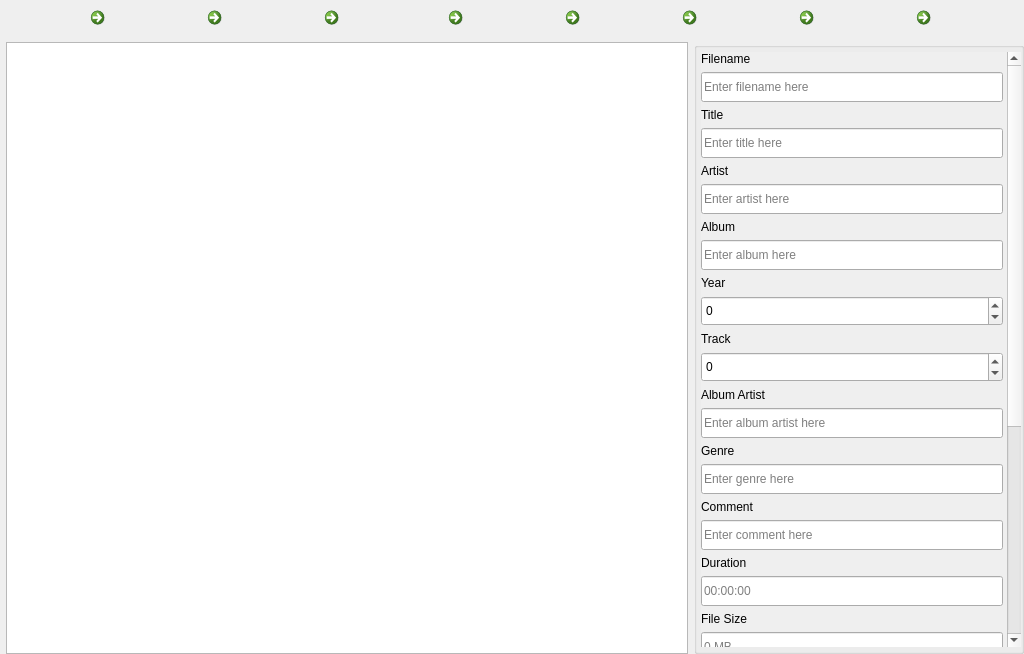
This is NickvisionTagger/UI/Views/TaggerPage.ui in NickvisionApps/Tagger as Qt 5 draws it before an edit. The edited form follows.
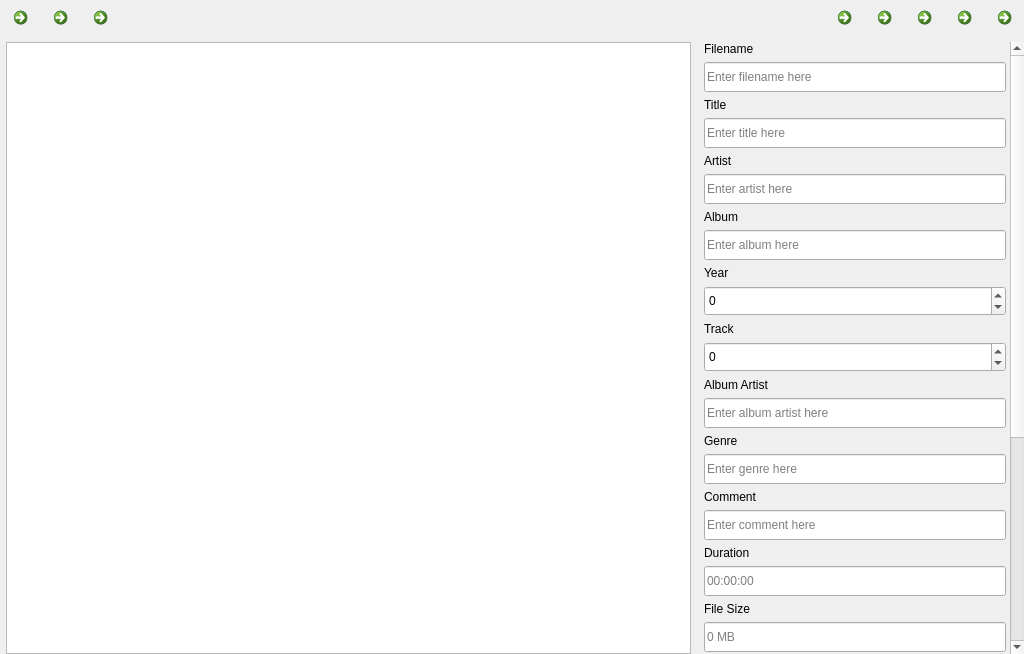
This is the edited form. Icons and pictures are not drawn.

```diff
--- a/NickvisionTagger/UI/Views/TaggerPage.ui
+++ b/NickvisionTagger/UI/Views/TaggerPage.ui
@@ -90,6 +90,12 @@
        <property name="orientation">
         <enum>Qt::Horizontal</enum>
        </property>
+       <property name="sizeHint" stdset="0">
+        <size>
+         <width>0</width>
+         <height>0</height>
+        </size>
+       </property>
       </spacer>
      </item>
      <item>
@@ -210,35 +216,21 @@
       </widget>
      </item>
      <item>
-      <widget class="QGroupBox" name="groupTagProperties">
+      <widget class="QWidget" name="separator" native="true">
        <property name="minimumSize">
         <size>
-         <width>330</width>
+         <width>1</width>
          <height>0</height>
         </size>
        </property>
        <property name="maximumSize">
         <size>
-         <width>330</width>
+         <width>1</width>
          <height>16777215</height>
         </size>
        </property>
-       <property name="title">
-        <string/>
-       </property>
-       <layout class="QVBoxLayout" name="verticalLayout">
-        <property name="leftMargin">
-         <number>4</number>
-        </property>
-        <property name="topMargin">
-         <number>4</number>
-        </property>
-        <property name="rightMargin">
-         <number>4</number>
-        </property>
-        <property name="bottomMargin">
-         <number>4</number>
-        </property>
+      </widget>
+     </item>
         <item>
          <widget class="QScrollArea" name="scrollTagProperties">
           <property name="minimumSize">
@@ -566,9 +558,6 @@
             </item>
            </layout>
           </widget>
-         </widget>
-        </item>
-       </layout>
       </widget>
      </item>
     </layout>
```
Lines whose indentation alone changed are shown as unchanged.
